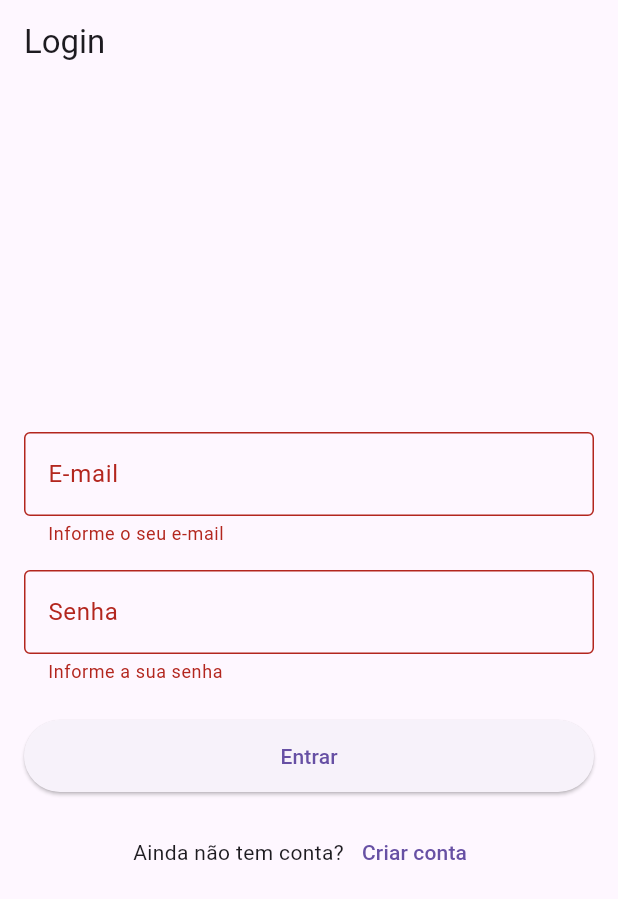
After one commit to MarinaPI-S5/frontend, a Flutter app: the screen it shows after launch, after a tap on "Entrar", on a phone screen of 412 x 824 dp. The commit adds this screen. Shown: the top 899 px of the screen. Run offline on Flutter 3.47's test engine with Material 3 defaults, Android fonts, the phone set to English and light mode, and no system bars; our stand-ins replace dio, flutter_secure_storage, font_awesome_flutter, mask_text_input_formatter.

Commit message:
Tela de Login funcional

```diff
--- a/lib/data/network/requester.dart
+++ b/lib/data/network/requester.dart
@@ -21,7 +21,10 @@ class Requester {
       );
       return response.data;
     } on DioException catch (e) {
-      throw RequestException(_messageFor(e));
+      throw RequestException(
+        _messageFor(e),
+        statusCode: e.response?.statusCode,
+      );
     }
   }
 
@@ -58,8 +61,9 @@ class Requester {
 
 class RequestException implements Exception {
   final String message;
+  final int? statusCode;
 
-  RequestException(this.message);
+  RequestException(this.message, {this.statusCode});
 
   @override
   String toString() => message;
--- a/lib/data/repositores/cliente_repository.dart
+++ b/lib/data/repositores/cliente_repository.dart
@@ -1,10 +1,31 @@
 import 'package:frontend/data/service/cliente_service.dart';
+import 'package:frontend/data/service/login_service.dart';
+import 'package:frontend/data/session/session_store.dart';
+import 'package:frontend/models/auth_session.dart';
 import 'package:frontend/models/cliente.dart';
 
 class ClienteRepository {
-  final ClienteService _service = ClienteService();
+  final ClienteService _clienteService = ClienteService();
+  final LoginService _loginService = LoginService();
 
+  // 1. Registo de um novo cliente
   Future<void> createCliente(Cliente cliente) async {
-    await _service.postCliente(cliente);
+    await _clienteService.postCliente(cliente);
+  }
+
+  Future<AuthSession> login(String email, String password) async {
+    final authResponse = await _loginService.login(email, password);
+
+    await SessionStore.save(authResponse);
+
+    return authResponse;
+  }
+
+  Future<void> restoreSession() async {
+    await SessionStore.load();
+  }
+
+  Future<void> logout() async {
+    await SessionStore.clear();
   }
 }
--- /dev/null
+++ b/lib/data/service/login_service.dart
@@ -0,0 +1,14 @@
+import 'package:frontend/data/network/requester.dart';
+import 'package:frontend/models/auth_session.dart';
+
+class LoginService {
+  final Requester _requester = Requester();
+
+  Future<AuthSession> login(String email, String password) async {
+    final body = {'email': email, 'password': password, 'senha': password};
+
+    final responseData = await _requester.post('/auth/login', body);
+
+    return AuthSession.fromJson(responseData as Map<String, dynamic>);
+  }
+}
--- /dev/null
+++ b/lib/data/session/session_store.dart
@@ -0,0 +1,48 @@
+import 'dart:convert';
+
+import 'package:flutter/foundation.dart';
+import 'package:flutter_secure_storage/flutter_secure_storage.dart';
+import 'package:frontend/models/auth_session.dart';
+
+class SessionStore {
+  static const _storage = FlutterSecureStorage();
+  static const _key = 'auth_session';
+
+  static final ValueNotifier<AuthSession?> notifier =
+      ValueNotifier<AuthSession?>(null);
+
+  static AuthSession? get current => notifier.value;
+
+  static Future<void> save(AuthSession session) async {
+    _setSession(session);
+    final text = jsonEncode(session.toStorage());
+    await _storage.write(key: _key, value: text);
+  }
+
+  static Future<void> load() async {
+    final text = await _storage.read(key: _key);
+
+    if (text == null) {
+      _setSession(null);
+      return;
+    }
+
+    try {
+      final session = AuthSession.fromStorage(
+        jsonDecode(text) as Map<String, dynamic>,
+      );
+      _setSession(session);
+    } catch (_) {
+      await clear();
+    }
+  }
+
+  static Future<void> clear() async {
+    _setSession(null);
+    await _storage.delete(key: _key);
+  }
+
+  static void _setSession(AuthSession? session) {
+    notifier.value = session;
+  }
+}
--- a/lib/main.dart
+++ b/lib/main.dart
@@ -1,70 +1,24 @@
 import 'package:flutter/material.dart';
-import 'package:frontend/views/pages/agendamento_page.dart';
-import 'package:frontend/views/pages/cadastroCliente_page.dart';
-import 'package:frontend/views/pages/cadastroEmbarcacao_page.dart';
-import 'package:frontend/views/pages/home_page.dart';
-import 'package:frontend/views/widgets/headerCard.dart';
-import 'package:frontend/views/widgets/navbarCard.dart';
+import 'package:frontend/data/repositores/cliente_repository.dart';
+import 'package:frontend/views/pages/homeLogin_page.dart';
 
-void main() {
+Future<void> main() async {
+  WidgetsFlutterBinding.ensureInitialized();
+
+  await ClienteRepository().restoreSession();
+
   runApp(const MyApp());
 }
 
-class MyApp extends StatefulWidget {
+class MyApp extends StatelessWidget {
   const MyApp({super.key});
-
-  @override
-  State<MyApp> createState() => _MyAppState();
-}
-
-class _MyAppState extends State<MyApp> {
-  int _selectedIndex = 0;
-
-  final List<String> _titles = [
-    'Bem vindo,\nCliente !',
-    'Cadastro de Clientes',
-    'Cadastro de Embarcações',
-    'Agendamento de Serviço',
-  ];
-
-  final List<Widget> _pages = const [
-    HomeClientePage(),
-    CadastroclientePage(),
-    CadastroembarcacaoPage(),
-    AgendamentoPage(),
-  ];
 
   @override
   Widget build(BuildContext context) {
     return MaterialApp(
       debugShowCheckedModeBanner: false,
-      title: "Marina",
-      home: Scaffold(
-        body: SafeArea(
-          child: Column(
-            children: [
-              CustomHeader(
-                title: _titles[_selectedIndex],
-                showBackButton: _selectedIndex != 0,
-                onBackPressed: () {
-                  setState(() {
-                    _selectedIndex = 0;
-                  });
-                },
-              ),
-              Expanded(child: _pages[_selectedIndex]),
-            ],
-          ),
-        ),
-        bottomNavigationBar: CustomBottomNav(
-          selectedIndex: _selectedIndex,
-          onDestinationSelected: (index) {
-            setState(() {
-              _selectedIndex = index;
-            });
-          },
-        ),
-      ),
+      title: 'Marina',
+      home: const LoginPage(),
     );
   }
 }
--- /dev/null
+++ b/lib/models/auth_session.dart
@@ -0,0 +1,46 @@
+class AuthSession {
+  final bool success;
+  final String token;
+  final AuthUser user;
+
+  const AuthSession({
+    required this.success,
+    required this.token,
+    required this.user,
+  });
+
+  factory AuthSession.fromJson(Map<String, dynamic> json) {
+    return AuthSession(
+      success: json['success'] ?? false,
+      token: json['token'] ?? '',
+      user: AuthUser.fromJson(json['user'] ?? {}),
+    );
+  }
+
+  Map<String, dynamic> toStorage() {
+    return {'success': success, 'token': token, 'user': user.toJson()};
+  }
+
+  factory AuthSession.fromStorage(Map<String, dynamic> json) {
+    return AuthSession(
+      success: json['success'] ?? false,
+      token: json['token'] ?? '',
+      user: AuthUser.fromJson(json['user'] ?? {}),
+    );
+  }
+}
+
+class AuthUser {
+  final String id;
+  final String email;
+
+  const AuthUser({required this.id, required this.email});
+
+  factory AuthUser.fromJson(Map<String, dynamic> json) {
+    return AuthUser(id: json['id'] ?? '', email: json['email'] ?? '');
+  }
+
+  Map<String, dynamic> toJson() {
+    return {'id': id, 'email': email};
+  }
+}
--- /dev/null
+++ b/lib/viewmodels/login_viewmodel.dart
@@ -0,0 +1,37 @@
+import 'package:frontend/data/network/requester.dart';
+import 'package:frontend/data/repositores/cliente_repository.dart';
+import 'package:frontend/models/auth_session.dart'; // Ajuste para AuthResponse ou AuthSession
+
+class LoginViewmodel {
+  final ClienteRepository _repository = ClienteRepository();
+
+  AuthSession? session;
+
+  String? validateEmail(String? value) {
+    if (value == null || value.trim().isEmpty) return 'Informe o seu e-mail';
+    return null;
+  }
+
+  String? validatePassword(String? value) {
+    if (value == null || value.isEmpty) return 'Informe a sua senha';
+    return null;
+  }
+
+  Future<String?> login({
+    required String email,
+    required String password,
+  }) async {
+    try {
+      session = await _repository.login(email.trim(), password);
+
+      return null;
+    } on RequestException catch (e) {
+      if (e.statusCode == 401) {
+        return 'E-mail ou senha incorretos.';
+      }
+      return e.message;
+    } catch (_) {
+      return 'Não foi possível entrar. Tente novamente.';
+    }
+  }
+}
--- /dev/null
+++ b/lib/views/pages/homeLogin_page.dart
@@ -0,0 +1,132 @@
+import 'package:flutter/material.dart';
+import 'package:frontend/main.dart';
+import 'package:frontend/viewmodels/login_viewmodel.dart';
+import 'package:frontend/views/pages/cadastroCliente_page.dart';
+import 'package:frontend/views/pages/home_page.dart';
+
+class LoginPage extends StatefulWidget {
+  const LoginPage({super.key});
+
+  @override
+  State<LoginPage> createState() => _LoginPageState();
+}
+
+class _LoginPageState extends State<LoginPage> {
+  final _formKey = GlobalKey<FormState>();
+  final _emailController = TextEditingController();
+  final _passwordController = TextEditingController();
+  final _viewModel = LoginViewmodel();
+
+  bool _isLoading = false;
+  String? _errorMessage;
+
+  @override
+  void dispose() {
+    _emailController.dispose();
+    _passwordController.dispose();
+    super.dispose();
+  }
+
+  Future<void> _submit() async {
+    if (!_formKey.currentState!.validate()) return;
+
+    setState(() {
+      _isLoading = true;
+      _errorMessage = null;
+    });
+
+    final error = await _viewModel.login(
+      email: _emailController.text,
+      password: _passwordController.text,
+    );
+
+    if (!mounted) return;
+
+    setState(() {
+      _isLoading = false;
+      _errorMessage = error;
+    });
+
+    if (error == null) {
+      Navigator.pushReplacement(
+        context,
+        MaterialPageRoute(builder: (context) => const HomeClientePage()),
+      );
+    }
+  }
+
+  void _goToRegister() {
+    Navigator.push(
+      context,
+      MaterialPageRoute(builder: (context) => const CadastroclientePage()),
+    );
+  }
+
+  @override
+  Widget build(BuildContext context) {
+    return Scaffold(
+      appBar: AppBar(title: const Text('Login')),
+      body: SafeArea(
+        child: Padding(
+          padding: const EdgeInsets.all(16),
+          child: Form(
+            key: _formKey,
+            child: Column(
+              mainAxisAlignment: MainAxisAlignment.center,
+              children: [
+                TextFormField(
+                  controller: _emailController,
+                  keyboardType: TextInputType.emailAddress,
+                  decoration: const InputDecoration(
+                    labelText: 'E-mail',
+                    border: OutlineInputBorder(),
+                  ),
+                  validator: _viewModel.validateEmail,
+                ),
+                const SizedBox(height: 16),
+                TextFormField(
+                  controller: _passwordController,
+                  obscureText: true,
+                  decoration: const InputDecoration(
+                    labelText: 'Senha',
+                    border: OutlineInputBorder(),
+                  ),
+                  validator: _viewModel.validatePassword,
+                ),
+                if (_errorMessage != null) ...[
+                  const SizedBox(height: 12),
+                  Text(
+                    _errorMessage!,
+                    style: const TextStyle(color: Colors.red),
+                  ),
+                ],
+                const SizedBox(height: 24),
+                SizedBox(
+                  width: double.infinity,
+                  height: 48,
+                  child: ElevatedButton(
+                    onPressed: _isLoading ? null : _submit,
+                    child: _isLoading
+                        ? const CircularProgressIndicator()
+                        : const Text('Entrar'),
+                  ),
+                ),
+                const SizedBox(height: 16),
+                Row(
+                  mainAxisAlignment: MainAxisAlignment.center,
+                  children: [
+                    const Text('Ainda não tem conta?'),
+                    TextButton(
+                      onPressed: _isLoading ? null : _goToRegister,
+                      child: const Text('Criar conta'),
+                    ),
+                  ],
+                ),
+              ],
+            ),
+          ),
+        ),
+      ),
+    );
+  }
+}
--- a/pubspec.yaml
+++ b/pubspec.yaml
@@ -33,6 +33,7 @@ dependencies:
   intl: ^0.20.0
   mask_text_input_formatter: ^2.5.0
   font_awesome_flutter: ^11.0.0
+  flutter_secure_storage: ^9.0.0
   # The following adds the Cupertino Icons font to your application.
   # Use with the CupertinoIcons class for iOS style icons.
   cupertino_icons: ^1.0.8
```
Also changed, not shown: lib/data/repositories/cliente_repository.dart (deleted, +0 -10 lines), lib/viewmodels/homeLogin_viewmodel.dart (added, +20 -0 lines), lib/views/pages/cadastroCliente_page.dart (+25 -3 lines), lib/views/pages/home_page.dart (+60 -1 lines), lib/views/widgets/navbarCard.dart (+26 -19 lines), pubspec.lock.
